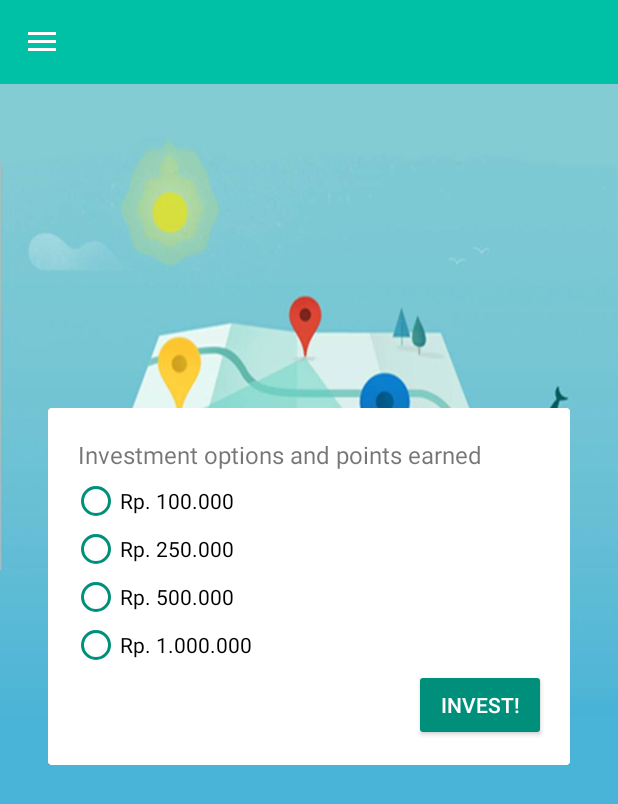
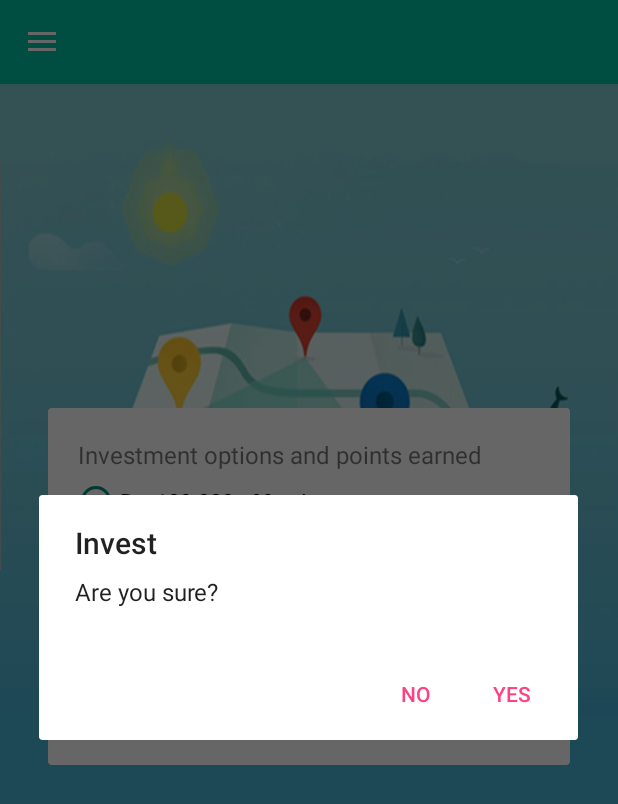
Before and after one commit to muhajirr/travest, an Android app: the fragment InvestmentFragment placed in its activity, after a tap on "INVEST!", on a phone screen of 412 x 824 dp. Shown: the top 804 px of the screen. Run offline under Robolectric (Android 15) with nearby library versions, the phone set to English and light mode, and no system bars.

Commit message:
fix investment

```diff
--- a/app/src/main/java/com/mobile/travest/InvestmentFragment.java
+++ b/app/src/main/java/com/mobile/travest/InvestmentFragment.java
@@ -1,6 +1,8 @@
 package com.mobile.travest;
 
+import android.app.AlertDialog;
 import android.content.Context;
+import android.content.DialogInterface;
 import android.net.Uri;
 import android.os.Bundle;
 import android.support.annotation.Nullable;
@@ -90,6 +92,12 @@ public class InvestmentFragment extends Fragment {
     }
 
     private void btnInvestClicked() {
+        AlertDialog.Builder builder = new AlertDialog.Builder(getActivity());
+        builder.setTitle("Invest")
+                .setMessage("Are you sure?")
+                .setPositiveButton("Yes", new DialogInterface.OnClickListener() {
+                    @Override
+                    public void onClick(DialogInterface dialog, int which) {
                         int checked_id = radioGroup.getCheckedRadioButtonId();
                         int value = 0;
                         int currentPoint = MainActivity.user.getPoints();
@@ -107,6 +115,16 @@ public class InvestmentFragment extends Fragment {
                         MainActivity.user.setPoints(currentPoint + value);
                         MainActivity.dbHandler.updateUser(MainActivity.user);
                         Toast.makeText(getActivity(), "Investment Success! Point Added.", Toast.LENGTH_SHORT).show();
+                        getActivity().recreate();
+                    }
+                })
+                .setNegativeButton("No", new DialogInterface.OnClickListener() {
+                    @Override
+                    public void onClick(DialogInterface dialog, int which) {
+                        dialog.cancel();
+                    }
+                })
+                .show();
     };
 
     // TODO: Rename method, update argument and hook method into UI event
--- a/app/src/main/res/layout/fragment_investment.xml
+++ b/app/src/main/res/layout/fragment_investment.xml
@@ -42,28 +42,28 @@
                         android:layout_width="wrap_content"
                         android:layout_height="wrap_content"
                         android:buttonTint="@color/colorPrimaryDark"
-                        android:text="Rp. 100.000" />
+                        android:text="@string/rb100" />
 
                     <RadioButton
                         android:id="@+id/rb250"
                         android:layout_width="wrap_content"
                         android:layout_height="wrap_content"
                         android:buttonTint="@color/colorPrimaryDark"
-                        android:text="Rp. 250.000" />
+                        android:text="@string/rb250" />
 
                     <RadioButton
                         android:id="@+id/rb500"
                         android:layout_width="wrap_content"
                         android:layout_height="wrap_content"
                         android:buttonTint="@color/colorPrimaryDark"
-                        android:text="Rp. 500.000" />
+                        android:text="@string/rb500" />
 
                     <RadioButton
                         android:id="@+id/rb1000"
                         android:layout_width="wrap_content"
                         android:layout_height="wrap_content"
                         android:buttonTint="@color/colorPrimaryDark"
-                        android:text="Rp. 1.000.000" />
+                        android:text="@string/rb1000" />
 
                 </RadioGroup>
 
--- a/app/src/main/res/values/strings.xml
+++ b/app/src/main/res/values/strings.xml
@@ -12,4 +12,8 @@
     <string name="hello_blank_fragment">Hello blank fragment</string>
     <string name="news1">Status Awas Gunung Agung, Industri Pariwisata Bali Tak Terganggu</string>
     <string name="news2">Dihadiri 10 Dinas Pariwisata, Kemenpar Optimis di JTE 2017</string>
+    <string name="rb100">Rp. 100.000  -  <i>90 points</i></string>
+    <string name="rb250">Rp. 250.000  -  <i>200 points</i></string>
+    <string name="rb500">Rp. 500.000  -  <i>450 points</i></string>
+    <string name="rb1000">Rp. 1.000.000  -  <i>1000 points</i></string>
 </resources>
```
Lines whose indentation alone changed are shown as unchanged.
